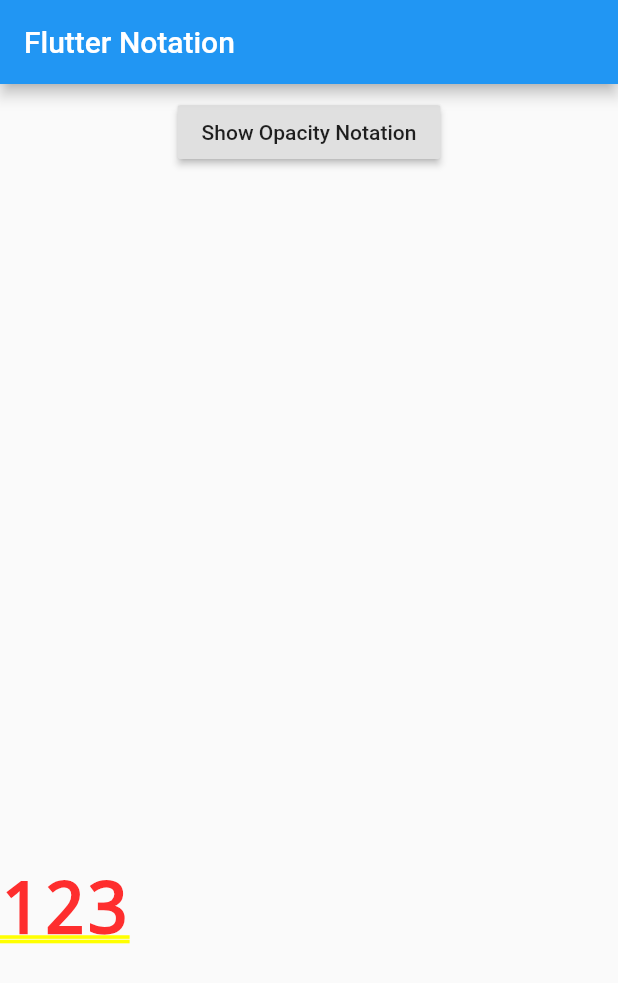
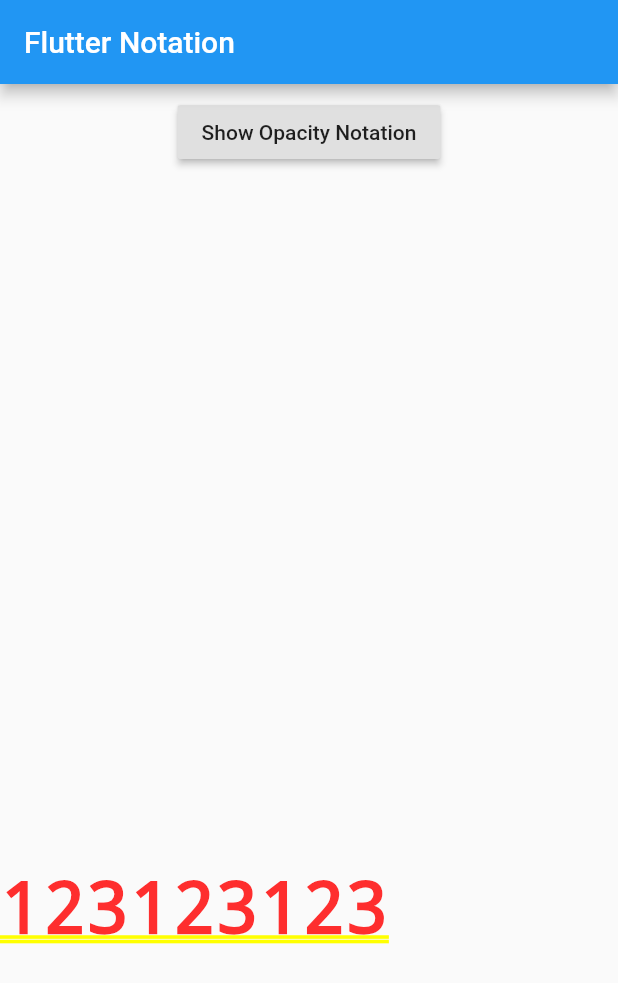
Before and after one commit to Authnull/Flutter-Notation, a Flutter app: the screen it shows after launch, after a tap on "Show Opacity Notation", on a phone screen of 412 x 824 dp. Shown: the top 983 px of the screen. Run offline on Flutter 3.47's test engine with Material 2 defaults, Android fonts, the phone set to English and light mode, and no system bars.

Commit message:
attempt to implement opacity animation

```diff
--- a/example/lib/main.dart
+++ b/example/lib/main.dart
@@ -22,7 +22,7 @@ class MyApp extends StatelessWidget {
                     onPressed: () {
                       OpacityNotation.show(
                         context: context,
-                        child: Text('123'),
+                        title: '123123123',
                       );
                     },
                     child: Text('Show Opacity Notation'),
--- a/lib/src/opacity/component.dart
+++ b/lib/src/opacity/component.dart
@@ -1,9 +1,11 @@
 import 'package:flutter/widgets.dart';
 
 class OpacityNotationComponent extends StatefulWidget {
-  final Widget child;
+  final String title;
 
-  OpacityNotationComponent({@required this.child});
+  OpacityNotationComponent({
+    @required this.title,
+  });
 
   @override
   _OpacityNotationComponentState createState() =>
@@ -11,11 +13,31 @@ class OpacityNotationComponent extends StatefulWidget {
 }
 
 class _OpacityNotationComponentState extends State<OpacityNotationComponent> {
+  bool _show = false;
+
+  @override
+  void initState() {
+    super.initState();
+    this.setState(() {
+      this._show = true;
+    });
+  }
+
   @override
   Widget build(BuildContext context) {
     return Positioned(
       top: MediaQuery.of(context).size.height * 0.7,
-      child: widget.child,
+      child: Row(
+        mainAxisAlignment: MainAxisAlignment.center,
+        crossAxisAlignment: CrossAxisAlignment.center,
+        children: <Widget>[
+          AnimatedOpacity(
+            opacity: this._show ? 1.0 : 0.0,
+            duration: Duration(milliseconds: 300),
+            child: Text(widget.title),
+          )
+        ],
+      ),
     );
   }
 }
--- a/lib/src/opacity/opacity.dart
+++ b/lib/src/opacity/opacity.dart
@@ -6,18 +6,18 @@ import 'package:flutter_notation/src/opacity/component.dart';
 class OpacityNotation {
   static void show({
     @required BuildContext context,
-    @required Widget child,
+    @required String title,
   }) {
     OverlayEntry overlayEntry = new OverlayEntry(
       builder: (context) {
         return OpacityNotationComponent(
-          child: child,
+          title: title,
         );
       },
     );
     Overlay.of(context).insert(overlayEntry);
-    new Future.delayed(Duration(seconds: 2)).then((value) {
-      overlayEntry.remove();
+    new Future.delayed(Duration(seconds: 3)).then((value) {
+      // overlayEntry.remove();
     });
   }
 }
```
